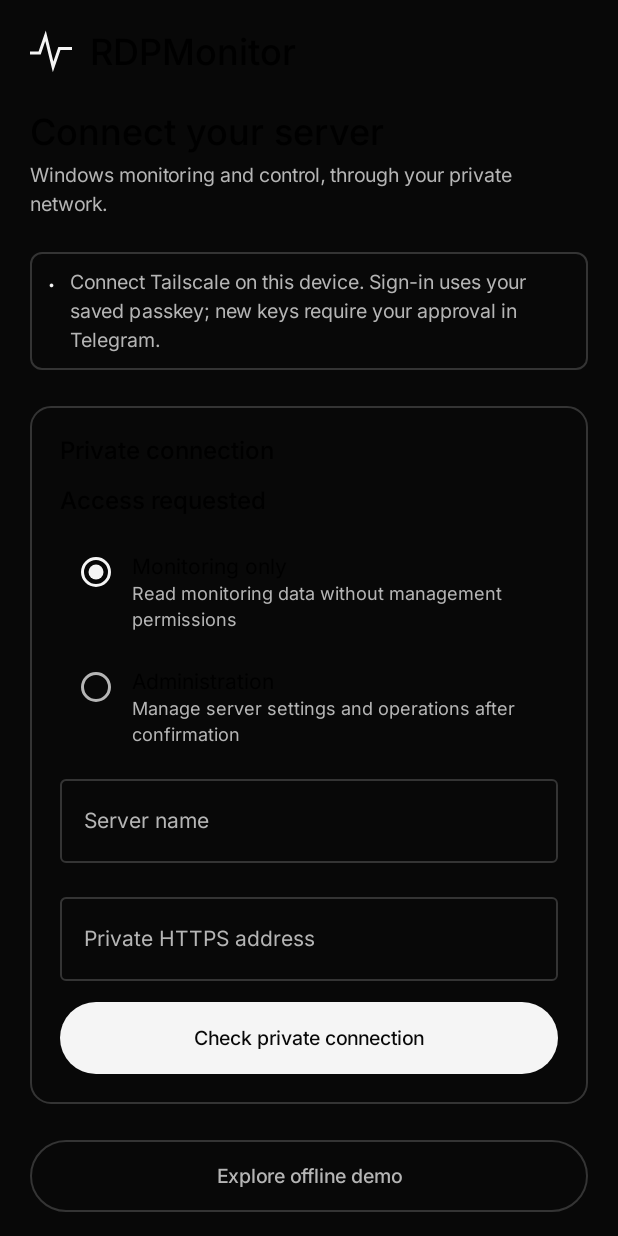
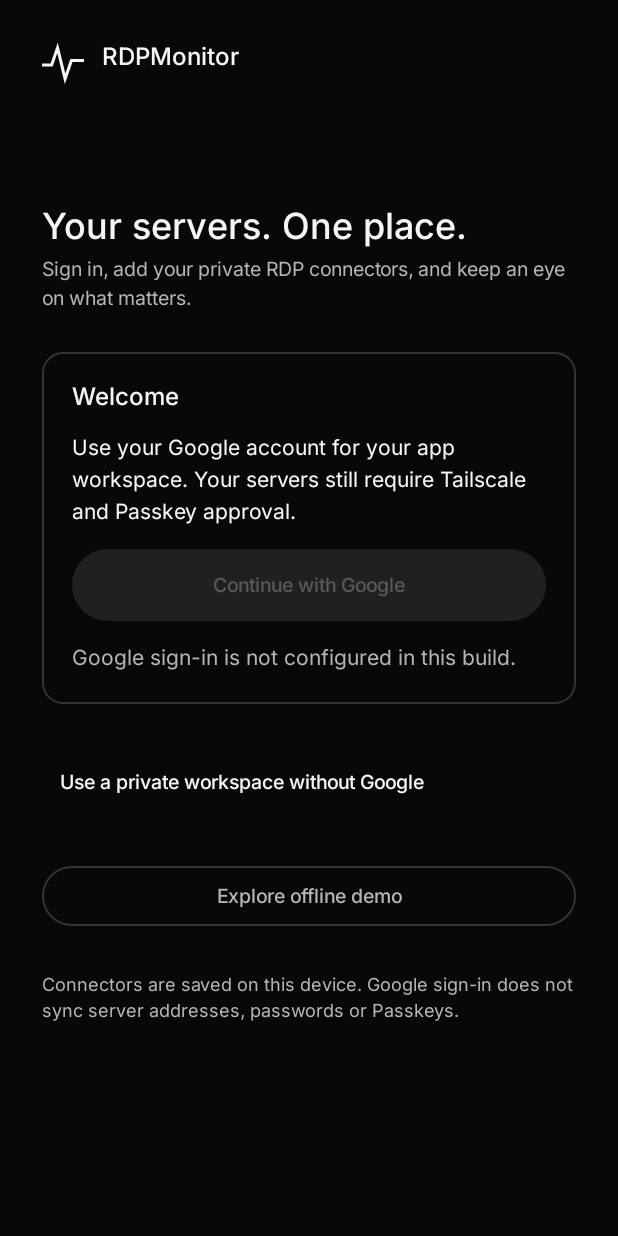
Before and after one commit to Mans230/RDPMonitor, an Android app built with Jetpack Compose: the screen it shows after launch (MainActivity), on a phone screen of 412 x 824 dp. Run offline under Robolectric (Android 15) with nearby library versions, the phone set to English and light mode, and no system bars.

Commit message:
Add Google onboarding, connector workspaces and native UI checks

```diff
--- a/android/app/src/main/java/io/github/mans230/rdpmonitor/MainActivity.kt
+++ b/android/app/src/main/java/io/github/mans230/rdpmonitor/MainActivity.kt
@@ -8,7 +8,7 @@ import androidx.activity.enableEdgeToEdge
 import androidx.activity.viewModels
 import androidx.browser.customtabs.CustomTabsIntent
 import androidx.core.net.toUri
-import io.github.mans230.rdpmonitor.ui.RdpApp
+import io.github.mans230.rdpmonitor.ui.AppEntry
 import io.github.mans230.rdpmonitor.ui.theme.RdpTheme
 import io.github.mans230.rdpmonitor.ui.components.AppearanceShell
 
@@ -16,7 +16,7 @@ class MainActivity: ComponentActivity() {
     private val model: RdpViewModel by viewModels()
     override fun onCreate(savedInstanceState: Bundle?) {
         super.onCreate(savedInstanceState); enableEdgeToEdge()
-        setContent { RdpTheme { AppearanceShell { RdpApp(model, ::openBrowser) } } }
+        setContent { RdpTheme { AppearanceShell { AppEntry(model, ::openBrowser) } } }
         if (savedInstanceState == null || model.hasPendingPairing()) intent?.dataString?.let(model::callback)
     }
     override fun onNewIntent(intent: Intent) { super.onNewIntent(intent); intent.dataString?.let(model::callback) }
--- a/android/app/src/main/java/io/github/mans230/rdpmonitor/core/storage/DeviceStore.kt
+++ b/android/app/src/main/java/io/github/mans230/rdpmonitor/core/storage/DeviceStore.kt
@@ -16,8 +16,13 @@ import javax.crypto.SecretKey
 import javax.crypto.spec.GCMParameterSpec
 
 class DeviceStore(context: Context) {
-    private val profiles = context.getSharedPreferences("server_profiles", Context.MODE_PRIVATE)
-    private val secrets = context.getSharedPreferences("encrypted_sessions", Context.MODE_PRIVATE)
+    private val appContext = context.applicationContext
+    private val namespace: String get() {
+        val owner = appContext.getSharedPreferences("app_identity", Context.MODE_PRIVATE).getString("connector_owner", "private") ?: "private"
+        return if (owner == "private") "" else "." + java.security.MessageDigest.getInstance("SHA-256").digest(owner.toByteArray()).joinToString("") { "%02x".format(it) }
+    }
+    private val profiles get() = appContext.getSharedPreferences("server_profiles$namespace", Context.MODE_PRIVATE)
+    private val secrets get() = appContext.getSharedPreferences("encrypted_sessions$namespace", Context.MODE_PRIVATE)
     private val json = Json { ignoreUnknownKeys = true }
     private val alias = "rdpmonitor.device-session.v1"
     private fun key(): SecretKey {
@@ -59,6 +64,7 @@ class DeviceStore(context: Context) {
     fun session(id: String): AppSession? = get("session:$id")?.let { runCatching { json.decodeFromString<AppSession>(it) }.getOrNull() }
     fun session(value: AppSession) = put("session:${value.profileId}", json.encodeToString(value))
     fun clearSession(id: String) = put("session:$id", null)
+    fun clearSessions() { secrets.edit().clear().commit() }
     fun pending(): PendingPairing? = get("pending")?.let { runCatching { json.decodeFromString<PendingPairing>(it) }.getOrNull() }
     fun pending(value: PendingPairing?) = put("pending", value?.let { json.encodeToString(it) })
     fun pendingUrl(): String? = get("pending-url")
--- a/android/app/src/main/java/io/github/mans230/rdpmonitor/feature/connect/ConnectScreen.kt
+++ b/android/app/src/main/java/io/github/mans230/rdpmonitor/feature/connect/ConnectScreen.kt
@@ -38,7 +38,7 @@ import io.github.mans230.rdpmonitor.ui.theme.*
             TextButton(onClick = model::closeConnections) { Text("Back to ${if (state.demo) "demo" else state.selected?.name ?: "monitor"}") }
             Notice(if (state.demo) "Choose a server below, or return to the demo." else if (state.connected) "Your current server session is kept. Opening this screen does not sign you out." else "The previous readings are stale. Sign in again to resume monitoring.")
         }
-        PageTitle("Connect your server", "Windows monitoring and control, through your private network.")
+        PageTitle("Your RDP connectors", "Add a server's private HTTPS address. Each connector keeps its own authorization.")
         if (state.actionBusy) Notice("A server operation is still running. Return to the monitor to see progress before changing servers.")
         Notice("Connect Tailscale on this device. Sign-in uses your saved passkey; new keys require your approval in Telegram.")
         Section("Private connection") {
@@ -58,7 +58,7 @@ import io.github.mans230.rdpmonitor.ui.theme.*
                 placeholder = { Text("https://server.tailnet.ts.net") }, singleLine = true,
                 keyboardOptions = KeyboardOptions(keyboardType = KeyboardType.Uri), modifier = Modifier.fillMaxWidth(), enabled = available && state.pairingUrl == null)
             state.message?.let { Notice(it) }
-            Button(onClick = { model.connect(name, address) }, modifier = Modifier.fillMaxWidth().heightIn(min = 48.dp),
+            MotionButton(onClick = { model.connect(name, address) }, modifier = Modifier.fillMaxWidth().heightIn(min = 48.dp),
                 enabled = available && state.pairingUrl == null, colors = ButtonDefaults.buttonColors(containerColor = MaterialTheme.colorScheme.onSurface, contentColor = Ground)) {
                 if (state.busy) CircularProgressIndicator(Modifier.size(18.dp), strokeWidth = 2.dp, color = Ground)
                 else Text("Check private connection")
--- a/android/app/src/main/java/io/github/mans230/rdpmonitor/feature/more/MoreScreen.kt
+++ b/android/app/src/main/java/io/github/mans230/rdpmonitor/feature/more/MoreScreen.kt
@@ -7,6 +7,7 @@ import androidx.compose.material.icons.automirrored.outlined.ArrowForward
 import androidx.compose.material3.*
 import androidx.compose.runtime.Composable
 import androidx.compose.ui.Modifier
+import androidx.compose.ui.platform.testTag
 import androidx.compose.ui.unit.dp
 import io.github.mans230.rdpmonitor.ui.components.*
 import io.github.mans230.rdpmonitor.ui.theme.*
@@ -35,7 +36,7 @@ enum class Feature(val title: String, val summary: String, val capabilities: Lis
     Section("Server tools") {
         Feature.entries.forEachIndexed { i, feature ->
             if (i > 0) HorizontalDivider(color = Rule)
-            Row(Modifier.fillMaxWidth().clickable { onFeature(feature) }.padding(vertical = 10.dp), horizontalArrangement = Arrangement.spacedBy(12.dp)) {
+            Row(Modifier.fillMaxWidth().testTag("feature-${feature.name}").clickable { onFeature(feature) }.padding(vertical = 10.dp), horizontalArrangement = Arrangement.spacedBy(12.dp)) {
                 Column(Modifier.weight(1f), verticalArrangement = Arrangement.spacedBy(4.dp)) {
                     Text(feature.title, style = MaterialTheme.typography.bodyLarge)
                     Text(feature.summary, color = Muted, style = MaterialTheme.typography.bodyMedium)
--- /dev/null
+++ b/android/app/src/main/java/io/github/mans230/rdpmonitor/ui/AppEntry.kt
@@ -0,0 +1,94 @@
+package io.github.mans230.rdpmonitor.ui
+
+import android.content.Context
+import androidx.activity.compose.BackHandler
+import androidx.compose.foundation.layout.*
+import androidx.compose.foundation.rememberScrollState
+import androidx.compose.foundation.verticalScroll
+import androidx.compose.material3.*
+import androidx.compose.runtime.*
+import androidx.compose.runtime.saveable.rememberSaveable
+import androidx.compose.ui.Modifier
+import androidx.compose.ui.platform.LocalContext
+import androidx.compose.ui.text.style.TextOverflow
+import androidx.compose.ui.unit.dp
+import androidx.credentials.exceptions.GetCredentialCancellationException
+import androidx.credentials.exceptions.NoCredentialException
+import androidx.lifecycle.compose.collectAsStateWithLifecycle
+import io.github.mans230.rdpmonitor.*
+import io.github.mans230.rdpmonitor.core.security.*
+import io.github.mans230.rdpmonitor.ui.components.*
+import io.github.mans230.rdpmonitor.ui.theme.*
+import kotlinx.coroutines.CancellationException
+import kotlinx.coroutines.launch
+
+@Composable fun AppEntry(model: RdpViewModel, openBrowser: (String) -> Unit) {
+    val context = LocalContext.current
+    val preferences = remember { context.getSharedPreferences("app_identity", Context.MODE_PRIVATE) }
+    var profile by remember { mutableStateOf(preferences.getString("subject", null)?.let { GoogleProfile(it, preferences.getString("email", "").orEmpty(), preferences.getString("name", "").orEmpty()) }) }
+    val state by model.state.collectAsStateWithLifecycle()
+    var inside by rememberSaveable { mutableStateOf(profile != null || model.hasPendingPairing()) }
+    var signingIn by remember { mutableStateOf(false) }
+    var message by rememberSaveable { mutableStateOf<String?>(null) }
+    var account by rememberSaveable { mutableStateOf(false) }
+    val scope = rememberCoroutineScope()
+    LaunchedEffect(state.snapshot, state.pairingUrl, state.busy) {
+        if (state.snapshot != null || state.pairingUrl != null || state.busy) inside = true
+    }
+    BackHandler(enabled = inside && state.snapshot == null && !state.busy && !signingIn) { inside = false }
+    fun privateWorkspace() {
+        if (preferences.getString("connector_owner", "private") != "private") {
+            if (!model.signOutApp()) return
+            preferences.edit().putString("connector_owner", "private").remove("subject").remove("email").remove("name").commit()
+            profile = null; model.appIdentityChanged()
+        }
+        inside = true; message = null
+    }
+    Box(Modifier.fillMaxSize()) {
+        if (!inside) Column(Modifier.fillMaxSize().safeDrawingPadding().verticalScroll(rememberScrollState()).padding(28.dp).then(pageMotion("welcome")), verticalArrangement = Arrangement.spacedBy(28.dp)) {
+            Row(horizontalArrangement = Arrangement.spacedBy(12.dp)) { PulseMark(); Text("RDPMonitor", style = MaterialTheme.typography.titleMedium) }
+            Spacer(Modifier.height(24.dp))
+            PageTitle("Your servers. One place.", "Sign in, add your private RDP connectors, and keep an eye on what matters.")
+            Section("Welcome") {
+                Text("Use your Google account for your app workspace. Your servers still require Tailscale and Passkey approval.")
+                MotionButton(onClick = {
+                    signingIn = true; message = null
+                    scope.launch {
+                        try {
+                            val identity = GoogleIdentity.signIn(context, BuildConfig.GOOGLE_WEB_CLIENT_ID)
+                            if (!model.signOutApp()) { message = "Finish the running server operation before switching accounts."; return@launch }
+                            preferences.edit().putString("connector_owner", identity.subject).putString("subject", identity.subject).putString("email", identity.email).putString("name", identity.name).commit()
+                            profile = identity; model.appIdentityChanged(); inside = true
+                        } catch (_: GetCredentialCancellationException) { message = "Sign-in cancelled. You can try again." }
+                        catch (_: NoCredentialException) { message = "No Google account is available. Add an account in Android settings, then try again." }
+                        catch (cancelled: CancellationException) { throw cancelled }
+                        catch (_: Exception) { message = "Google sign-in could not finish. Check the connection and the app's OAuth configuration, then try again." }
+                        finally { signingIn = false }
+                    }
+                }, enabled = !signingIn && BuildConfig.GOOGLE_WEB_CLIENT_ID.isNotBlank(), modifier = Modifier.fillMaxWidth().heightIn(min = 48.dp)) { Text("Continue with Google") }
+                if (BuildConfig.GOOGLE_WEB_CLIENT_ID.isBlank()) Text("Google sign-in is not configured in this build.", color = Muted)
+                profile?.let { identity -> OutlinedButton(onClick = { inside = true }, modifier = Modifier.fillMaxWidth()) { Text("Continue as ${identity.name}") } }
+                message?.let { Notice(it, true) }
+            }
+            TextButton(onClick = ::privateWorkspace, enabled = !signingIn) { Text("Use a private workspace without Google") }
+            OutlinedButton(onClick = { privateWorkspace(); model.preview() }, enabled = !signingIn, modifier = Modifier.fillMaxWidth()) { Text("Explore offline demo") }
+            Text("Connectors are saved on this device. Google sign-in does not sync server addresses, passwords or Passkeys.", color = Muted, style = MaterialTheme.typography.bodySmall)
+        } else Column(Modifier.fillMaxSize()) {
+            if (state.snapshot == null || state.connectionScreen) Row(Modifier.fillMaxWidth().statusBarsPadding().padding(horizontal = 20.dp), horizontalArrangement = Arrangement.SpaceBetween) {
+                TextButton(onClick = { account = true }, modifier = Modifier.weight(1f), enabled = !state.busy && !state.actionBusy) { Text(profile?.name ?: "Private workspace", maxLines = 1, overflow = TextOverflow.Ellipsis) }
+                TextButton(onClick = { if (!state.busy && !state.actionBusy) inside = false }, enabled = !state.busy && !state.actionBusy) { Text("Account") }
+            }
+            Box(Modifier.weight(1f).then(pageMotion(if (state.snapshot == null || state.connectionScreen) "connectors" else "monitor"))) { RdpApp(model, openBrowser) }
+        }
+        if (signingIn) LoadingPage("Signing in with Google", "Choose your account, then wait for verification.")
+        else if (inside && state.busy && state.snapshot == null) LoadingPage("Connecting securely", state.selected?.name ?: "Checking your private connection…")
+        if (account) AlertDialog(onDismissRequest = { account = false }, title = { Text(profile?.name ?: "Private workspace") }, text = { Text(profile?.email ?: "Your connectors and authorization stay on this device.") }, confirmButton = {
+            TextButton(onClick = {
+                if (model.signOutApp()) {
+                    preferences.edit().clear().commit(); model.appIdentityChanged(); profile = null; inside = false; account = false
+                    scope.launch { runCatching { GoogleIdentity.clear(context) } }
+                }
+            }, enabled = !state.actionBusy && !state.busy) { Text("Sign out of app") }
+        }, dismissButton = { TextButton(onClick = { account = false }) { Text("Keep signed in") } })
+    }
+}
--- a/android/app/src/main/java/io/github/mans230/rdpmonitor/ui/components/Components.kt
+++ b/android/app/src/main/java/io/github/mans230/rdpmonitor/ui/components/Components.kt
@@ -18,6 +18,7 @@ import androidx.compose.ui.text.font.FontWeight
 import androidx.compose.ui.unit.dp
 import androidx.compose.ui.unit.sp
 import androidx.compose.ui.platform.LocalConfiguration
+import androidx.compose.ui.platform.testTag
 import io.github.mans230.rdpmonitor.core.model.ResourcePoint
 import io.github.mans230.rdpmonitor.ui.theme.*
 import java.util.Locale
@@ -50,7 +51,7 @@ fun rate(value: Double?) = value?.let { String.format(Locale.US, "%.1f Mbps", it
 }
 @Composable fun PageTitle(title: String, detail: String) {
     Column(verticalArrangement = Arrangement.spacedBy(6.dp)) {
-        Text(title, style = MaterialTheme.typography.titleLarge)
+        Text(title, Modifier.testTag("page-title-$title"), style = MaterialTheme.typography.titleLarge)
         Text(detail, style = MaterialTheme.typography.bodyMedium, color = Muted)
     }
 }
--- /dev/null
+++ b/android/app/src/main/java/io/github/mans230/rdpmonitor/ui/components/Motion.kt
@@ -0,0 +1,42 @@
+package io.github.mans230.rdpmonitor.ui.components
+
+import androidx.compose.animation.core.Animatable
+import androidx.compose.animation.core.animateFloatAsState
+import androidx.compose.animation.core.tween
+import androidx.compose.foundation.interaction.MutableInteractionSource
+import androidx.compose.foundation.interaction.collectIsPressedAsState
+import androidx.compose.foundation.layout.*
+import androidx.compose.material3.*
+import androidx.compose.runtime.*
+import androidx.compose.ui.Modifier
+import androidx.compose.ui.graphics.graphicsLayer
+import androidx.compose.ui.unit.dp
+import io.github.mans230.rdpmonitor.ui.theme.*
+
+/** One mounted destination: transitions cannot run duplicate data-loading effects. */
+@Composable fun pageMotion(key: Any?): Modifier {
+    val opacity = remember { Animatable(1f) }
+    LaunchedEffect(key) { opacity.snapTo(0f); opacity.animateTo(1f, tween(180)) }
+    return Modifier.graphicsLayer { alpha = opacity.value; translationY = (1 - opacity.value) * 8.dp.toPx() }
+}
+
+@Composable fun MotionButton(onClick: () -> Unit, modifier: Modifier = Modifier, enabled: Boolean = true,
+    colors: ButtonColors = ButtonDefaults.buttonColors(), content: @Composable RowScope.() -> Unit) {
+    val interaction = remember { MutableInteractionSource() }
+    val pressed by interaction.collectIsPressedAsState()
+    val scale by animateFloatAsState(if (pressed) .975f else 1f, tween(100), label = "Button press")
+    Button(onClick, modifier.graphicsLayer { scaleX = scale; scaleY = scale }, enabled = enabled, colors = colors, interactionSource = interaction, content = content)
+}
+
+@Composable fun LoadingPage(title: String, detail: String) {
+    Surface(color = Ground, modifier = Modifier.fillMaxSize()) {
+        Box(Modifier.fillMaxSize().padding(28.dp), contentAlignment = androidx.compose.ui.Alignment.Center) {
+            Column(horizontalAlignment = androidx.compose.ui.Alignment.CenterHorizontally, verticalArrangement = Arrangement.spacedBy(20.dp)) {
+                PulseMark()
+                CircularProgressIndicator(Modifier.size(32.dp), color = Signal, strokeWidth = 2.dp)
+                Text(title, style = MaterialTheme.typography.titleMedium)
+                Text(detail, color = Muted, style = MaterialTheme.typography.bodyMedium)
+            }
+        }
+    }
+}
--- a/android/app/src/main/java/io/github/mans230/rdpmonitor/ui/theme/Theme.kt
+++ b/android/app/src/main/java/io/github/mans230/rdpmonitor/ui/theme/Theme.kt
@@ -2,6 +2,7 @@ package io.github.mans230.rdpmonitor.ui.theme
 
 import androidx.compose.material3.*
 import androidx.compose.runtime.Composable
+import androidx.compose.runtime.CompositionLocalProvider
 import androidx.compose.ui.graphics.Color
 import androidx.compose.ui.text.TextStyle
 import androidx.compose.ui.text.font.FontFamily
@@ -41,5 +42,6 @@ val ReadingStyle = TextStyle(fontFamily = InterfaceFont, fontFeatureSettings = "
             titleMedium = TextStyle(fontFamily = InterfaceFont, fontSize = 16.sp, fontWeight = FontWeight.Medium),
             bodyLarge = TextStyle(fontFamily = InterfaceFont, fontSize = 14.sp, lineHeight = 21.sp), bodyMedium = TextStyle(fontFamily = InterfaceFont, fontSize = 13.sp, lineHeight = 19.sp),
             bodySmall = TextStyle(fontFamily = InterfaceFont, fontSize = 12.sp, lineHeight = 17.sp),
-            labelLarge = TextStyle(fontFamily = InterfaceFont, fontSize = 13.sp, fontWeight = FontWeight.Medium)), content = content)
+            labelLarge = TextStyle(fontFamily = InterfaceFont, fontSize = 13.sp, fontWeight = FontWeight.Medium)),
+        content = { CompositionLocalProvider(LocalContentColor provides Signal) { content() } })
 }
--- a/android/gradle.properties
+++ b/android/gradle.properties
@@ -3,3 +3,5 @@ org.gradle.workers.max=2
 android.useAndroidX=true
 kotlin.code.style=official
 android.nonTransitiveRClass=true
+# Public OAuth audience. Override with -PgoogleWebClientId for another Google project.
+googleWebClientId=248413146748-dihrtefu57kjd2rh18iruup7esj0v2p6.apps.googleusercontent.com
```
Also changed, not shown: android/app/build.gradle.kts (+17 -3 lines), android/app/src/main/java/io/github/mans230/rdpmonitor/RdpViewModel.kt (+13 -0 lines), android/app/src/main/java/io/github/mans230/rdpmonitor/core/security/GoogleIdentity.kt (added, +75 -0 lines), android/app/src/main/java/io/github/mans230/rdpmonitor/ui/RdpApp.kt (+15 -5 lines), 7 other files.
